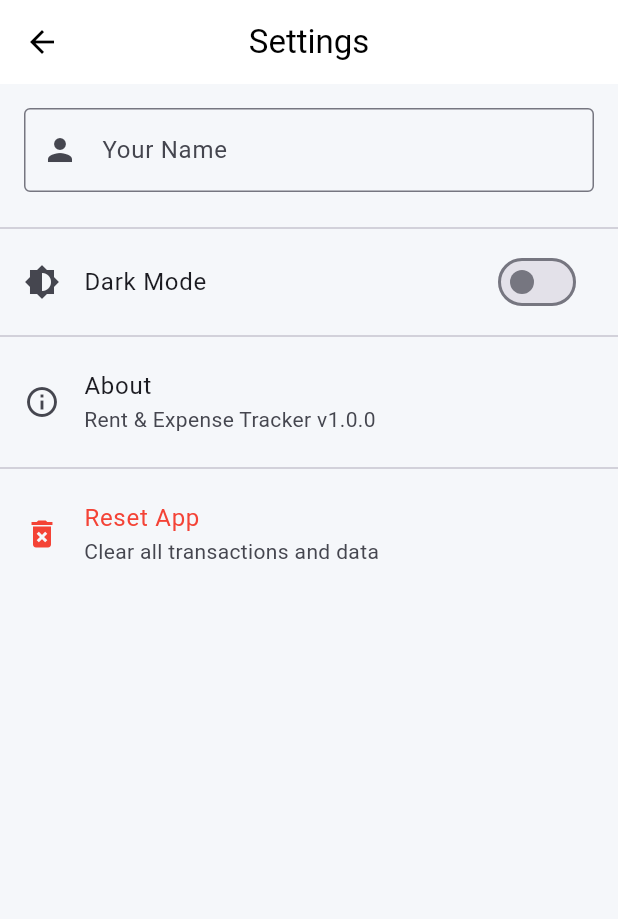
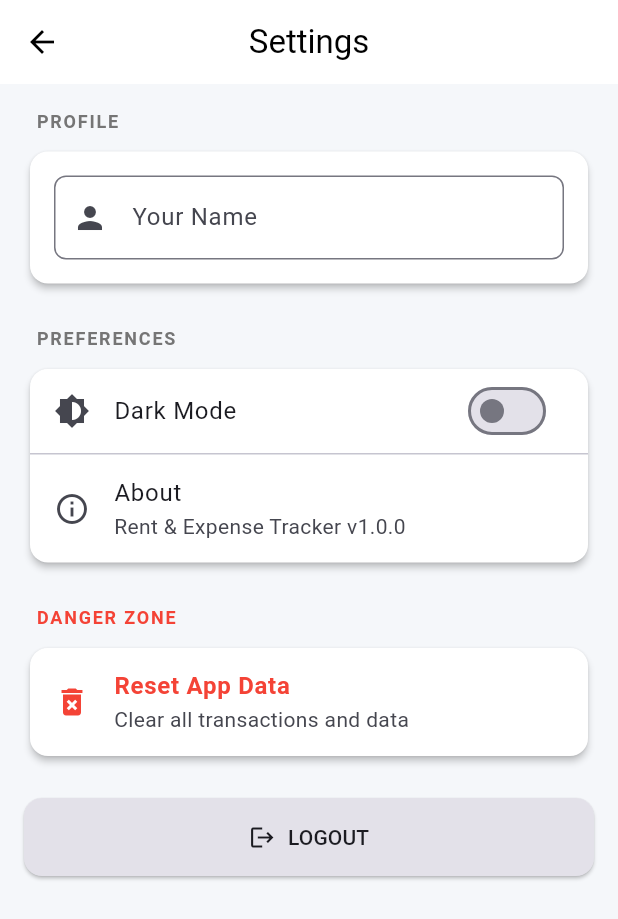
Before and after one commit to ajitrloni27/Rent-tracker, a Flutter app: the SettingsScreen screen opened directly, on a phone screen of 412 x 824 dp. Shown: the top 919 px of the screen. Run offline on Flutter 3.47's test engine with Material 3 defaults, Android fonts, the phone set to English and light mode, and no system bars; our stand-ins replace csv, file_picker, fl_chart, flutter_riverpod, isar, pdf and 3 more; accounts and stored records are empty; generated files the repository leaves out were written again.

Commit message:
Refactor Settings UI and add Logout button

```diff
--- a/lib/screens/settings_screen.dart
+++ b/lib/screens/settings_screen.dart
@@ -3,6 +3,7 @@ import 'package:flutter_riverpod/flutter_riverpod.dart';
 import 'package:shared_preferences/shared_preferences.dart';
 import '../providers/theme_provider.dart';
 import '../providers/transaction_provider.dart';
+import 'login_screen.dart';
 
 class SettingsScreen extends ConsumerStatefulWidget {
   const SettingsScreen({super.key});
@@ -81,6 +82,13 @@ class _SettingsScreenState extends ConsumerState<SettingsScreen> {
     }
   }
 
+  void _logout() {
+    Navigator.of(context).pushAndRemoveUntil(
+      MaterialPageRoute(builder: (context) => const LoginScreen()),
+      (route) => false,
+    );
+  }
+
   @override
   void dispose() {
     _nameController.dispose();
@@ -94,22 +102,36 @@ class _SettingsScreenState extends ConsumerState<SettingsScreen> {
     return Scaffold(
       appBar: AppBar(
         title: const Text('Settings'),
+        centerTitle: true,
       ),
       body: ListView(
+        padding: const EdgeInsets.all(16.0),
         children: [
-          Padding(
+          _buildSectionHeader('Profile'),
+          Card(
+            shape: RoundedRectangleBorder(borderRadius: BorderRadius.circular(12)),
+            child: Padding(
               padding: const EdgeInsets.all(16.0),
               child: TextField(
                 controller: _nameController,
-              decoration: const InputDecoration(
+                decoration: InputDecoration(
                   labelText: 'Your Name',
-                border: OutlineInputBorder(),
-                prefixIcon: Icon(Icons.person),
+                  border: OutlineInputBorder(
+                    borderRadius: BorderRadius.circular(8),
+                  ),
+                  prefixIcon: const Icon(Icons.person),
                 ),
                 onChanged: _saveName,
               ),
             ),
-          const Divider(),
+          ),
+          const SizedBox(height: 24),
+
+          _buildSectionHeader('Preferences'),
+          Card(
+            shape: RoundedRectangleBorder(borderRadius: BorderRadius.circular(12)),
+            child: Column(
+              children: [
                 ListTile(
                   leading: const Icon(Icons.brightness_6),
                   title: const Text('Dark Mode'),
@@ -120,7 +142,7 @@ class _SettingsScreenState extends ConsumerState<SettingsScreen> {
                     },
                   ),
                 ),
-          const Divider(),
+                const Divider(height: 1),
                 ListTile(
                   leading: const Icon(Icons.info_outline),
                   title: const Text('About'),
@@ -134,15 +156,56 @@ class _SettingsScreenState extends ConsumerState<SettingsScreen> {
                     );
                   },
                 ),
-          const Divider(),
+              ],
+            ),
+          ),
+          const SizedBox(height: 24),
+
+          _buildSectionHeader('Danger Zone', color: Colors.red),
+          Card(
+            shape: RoundedRectangleBorder(borderRadius: BorderRadius.circular(12)),
+            child: Column(
+              children: [
                 ListTile(
                   leading: const Icon(Icons.delete_forever, color: Colors.red),
-            title: const Text('Reset App', style: TextStyle(color: Colors.red)),
+                  title: const Text('Reset App Data', style: TextStyle(color: Colors.red, fontWeight: FontWeight.bold)),
                   subtitle: const Text('Clear all transactions and data'),
                   onTap: _resetApp,
                 ),
               ],
             ),
+          ),
+          const SizedBox(height: 24),
+
+          ElevatedButton.icon(
+            onPressed: _logout,
+            icon: const Icon(Icons.logout),
+            label: const Text('LOGOUT'),
+            style: ElevatedButton.styleFrom(
+              padding: const EdgeInsets.symmetric(vertical: 16),
+              backgroundColor: Theme.of(context).colorScheme.surfaceContainerHighest,
+              foregroundColor: Theme.of(context).colorScheme.onSurface,
+              shape: RoundedRectangleBorder(borderRadius: BorderRadius.circular(12)),
+            ),
+          ),
+          const SizedBox(height: 32),
+        ],
+      ),
+    );
+  }
+
+  Widget _buildSectionHeader(String title, {Color? color}) {
+    return Padding(
+      padding: const EdgeInsets.only(left: 8.0, bottom: 8.0),
+      child: Text(
+        title.toUpperCase(),
+        style: TextStyle(
+          fontSize: 12,
+          fontWeight: FontWeight.bold,
+          letterSpacing: 1.2,
+          color: color ?? Colors.grey.shade600,
+        ),
+      ),
     );
   }
 }
```
Lines whose indentation alone changed are shown as unchanged.
